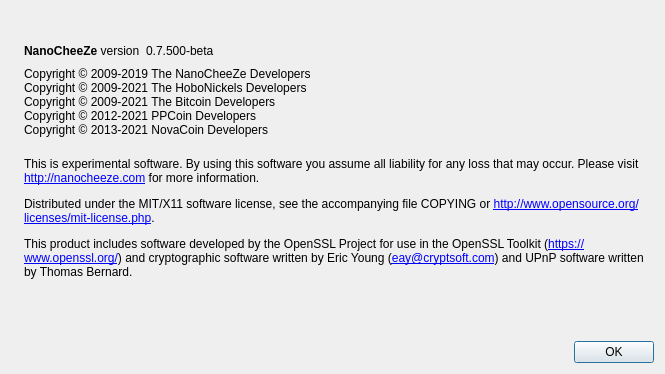
cybershrapnel/NanoCheeZe, file src/qt/forms/aboutdialog.ui: the form before one commit.
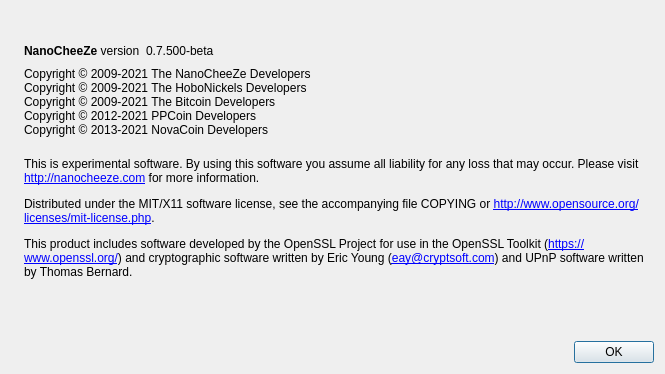
The form after the commit. Icons and pictures are not drawn.

The edit to the form file:
```diff
--- a/src/qt/forms/aboutdialog.ui
+++ b/src/qt/forms/aboutdialog.ui
@@ -91,7 +91,7 @@
         <cursorShape>IBeamCursor</cursorShape>
        </property>
        <property name="text">
-        <string>Copyright © 2009-2019 The NanoCheeZe Developers
+        <string>Copyright © 2009-2021 The NanoCheeZe Developers
 Copyright © 2009-2021 The HoboNickels Developers
 Copyright © 2009-2021 The Bitcoin Developers
 Copyright © 2012-2021 PPCoin Developers 
```
